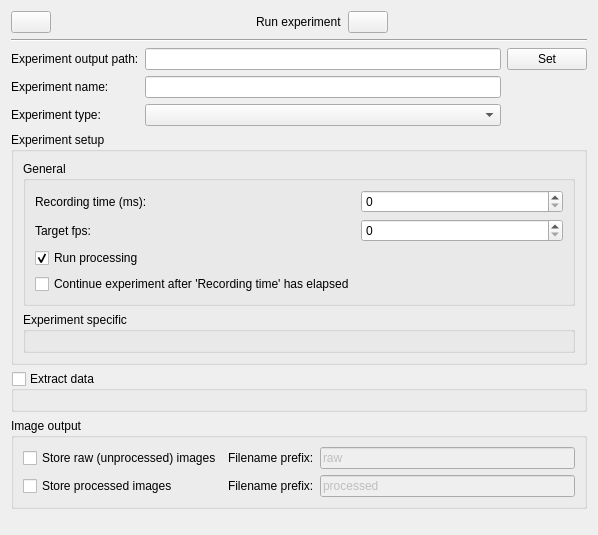
Qt form src/CellSorter/gui/experimentsetup.ui (mortbopet/RTOC) before a commit.
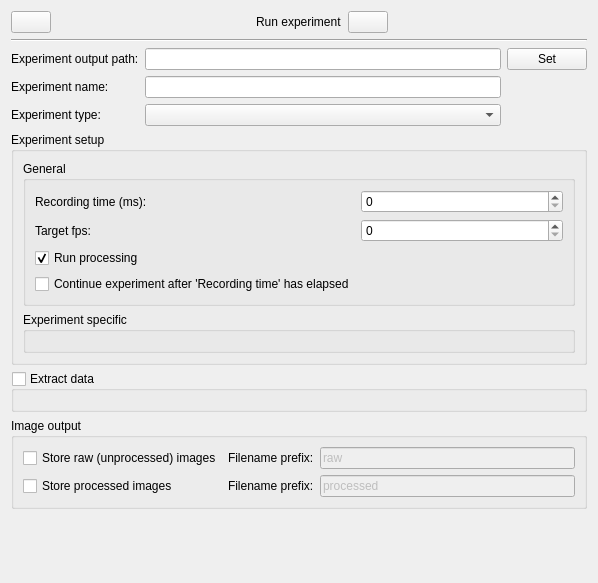
The same form after that commit.

```diff
--- a/src/CellSorter/gui/experimentsetup.ui
+++ b/src/CellSorter/gui/experimentsetup.ui
@@ -7,7 +7,7 @@
     <x>0</x>
     <y>0</y>
     <width>598</width>
-    <height>535</height>
+    <height>583</height>
    </rect>
   </property>
   <property name="windowTitle">
```
Left out of the diff: 2 changed lines with no effect on the pictures.
